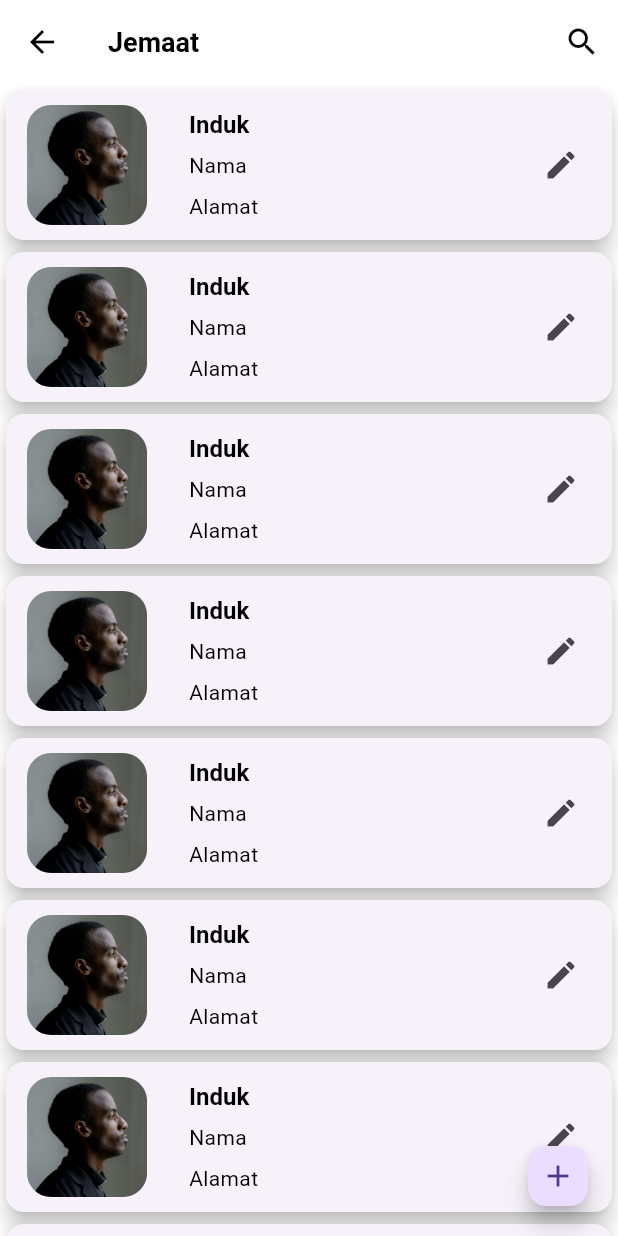
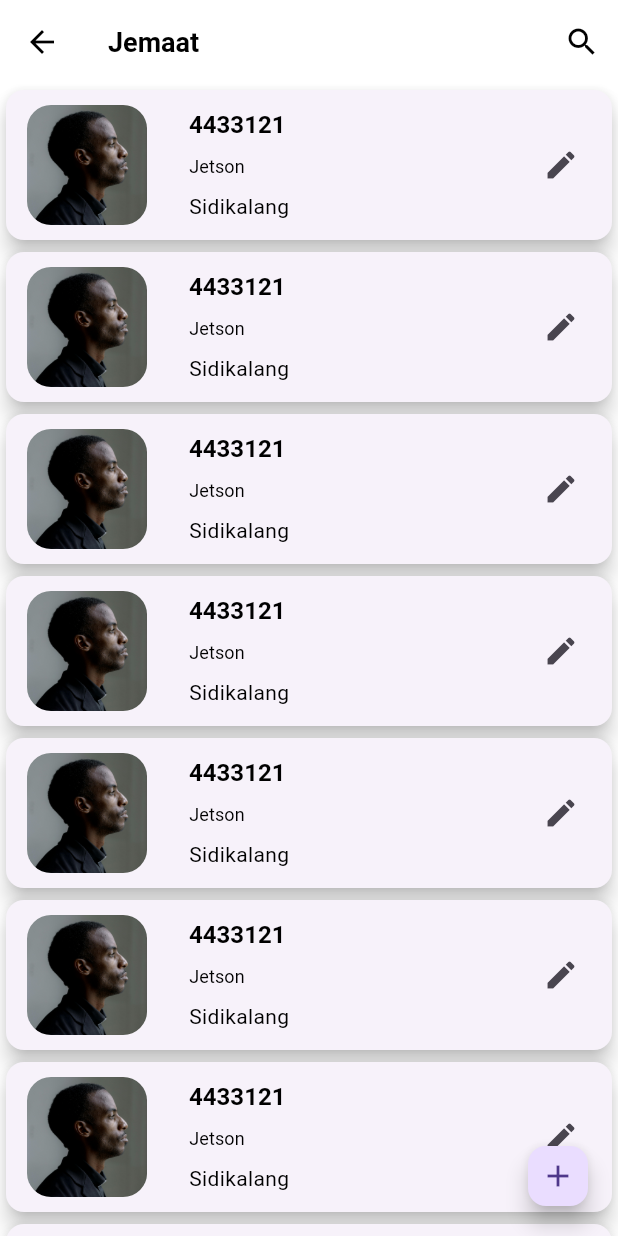
Before and after one commit to thesquad7/mobileGKI, a Flutter app: the Jemaat screen opened directly, on a phone screen of 412 x 824 dp. Run offline on Flutter 3.47's test engine with Material 3 defaults, Android fonts, the phone set to English and light mode, and no system bars; our stand-ins replace carousel_slider, get; Roboto replaces fonts that are missing (Poppins).

Commit message:
Menu Navigiation Admin Ready + Styling Done

```diff
--- a/lib/home/nested/aa_jemaat_page.dart
+++ b/lib/home/nested/aa_jemaat_page.dart
@@ -18,6 +18,33 @@ class Jemaat extends StatelessWidget {
           addAutomaticKeepAlives: false,
           itemCount: 16,
           itemBuilder: (_, index) {
+            return JemaatItem(
+              imngUrl: Filemonimages.pendeta1,
+              noInduk: '4433121',
+              nama: "Jetson",
+              alamat: "Sidikalang",
+            );
+          },
+        ),
+      ),
+      floatingActionButton: FloatingActionButton.small(
+          child: const Icon(Icons.add), onPressed: () {}),
+    );
+  }
+}
+
+class JemaatItem extends StatelessWidget {
+  const JemaatItem({
+    super.key,
+    required this.noInduk,
+    required this.nama,
+    required this.alamat,
+    required this.imngUrl,
+  });
+  final String noInduk, nama, alamat, imngUrl;
+
+  @override
+  Widget build(BuildContext context) {
     return Card(
       elevation: 6,
       child: Container(
@@ -30,7 +57,7 @@ class Jemaat extends StatelessWidget {
             mainAxisAlignment: MainAxisAlignment.spaceAround,
             children: [
               RoundedIMG(
-                        imageUrl: Filemonimages.pendeta1,
+                imageUrl: imngUrl,
                 height: 80,
               ),
               Container(
@@ -41,11 +68,14 @@ class Jemaat extends StatelessWidget {
                   crossAxisAlignment: CrossAxisAlignment.start,
                   children: [
                     Text(
-                              "Induk",
+                      noInduk,
                       style: Theme.of(context).textTheme.headlineSmall,
                     ),
-                            Text("Nama"),
-                            Text('Alamat'),
+                    Text(
+                      nama,
+                      style: Theme.of(context).textTheme.labelLarge,
+                    ),
+                    Text(alamat),
                   ],
                 ),
               ),
@@ -61,11 +91,5 @@ class Jemaat extends StatelessWidget {
         ),
       ),
     );
-          },
-        ),
-      ),
-      floatingActionButton: FloatingActionButton.small(
-          child: const Icon(Icons.add), onPressed: () {}),
-    );
   }
 }
--- a/lib/utils/theme/costum_theme/text_theme.dart
+++ b/lib/utils/theme/costum_theme/text_theme.dart
@@ -29,9 +29,11 @@ class FilemonTextTheme {
     displaySmall:
         TextStyle().copyWith(fontWeight: FontWeight.w600, color: Colors.black),
     labelLarge: TextStyle().copyWith(
-        fontSize: 12, fontWeight: FontWeight.w600, color: Colors.black),
+        fontSize: 12, fontWeight: FontWeight.normal, color: Colors.black),
     labelMedium: TextStyle().copyWith(
-        fontSize: 12, fontWeight: FontWeight.w600, color: Colors.black),
+        fontSize: 12,
+        fontWeight: FontWeight.normal,
+        color: Colors.black.withOpacity(0.5)),
   );
   static TextTheme gelapTextTheme = TextTheme(
     headlineLarge: TextStyle().copyWith(
@@ -50,8 +52,8 @@ class FilemonTextTheme {
         fontSize: 14, fontWeight: FontWeight.w500, color: Colors.white),
     bodyMedium: TextStyle().copyWith(
         fontSize: 14, fontWeight: FontWeight.normal, color: Colors.white),
-    bodySmall:
-        TextStyle().copyWith(fontWeight: FontWeight.w500, color: Colors.white),
+    bodySmall: TextStyle().copyWith(
+        fontWeight: FontWeight.w500, color: Colors.white..withOpacity(0.5)),
     displayLarge:
         TextStyle().copyWith(fontWeight: FontWeight.w600, color: Colors.white),
     displayMedium:
@@ -59,8 +61,10 @@ class FilemonTextTheme {
     displaySmall: TextStyle().copyWith(
         fontSize: 14, fontWeight: FontWeight.w600, color: Colors.white),
     labelLarge: TextStyle().copyWith(
-        fontSize: 12, fontWeight: FontWeight.w600, color: Colors.white),
+        fontSize: 12, fontWeight: FontWeight.normal, color: Colors.white),
     labelMedium: TextStyle().copyWith(
-        fontSize: 12, fontWeight: FontWeight.w600, color: Colors.white),
+        fontSize: 12,
+        fontWeight: FontWeight.normal,
+        color: Colors.white.withOpacity(0.5)),
   );
 }
```
Lines whose indentation alone changed are shown as unchanged.
